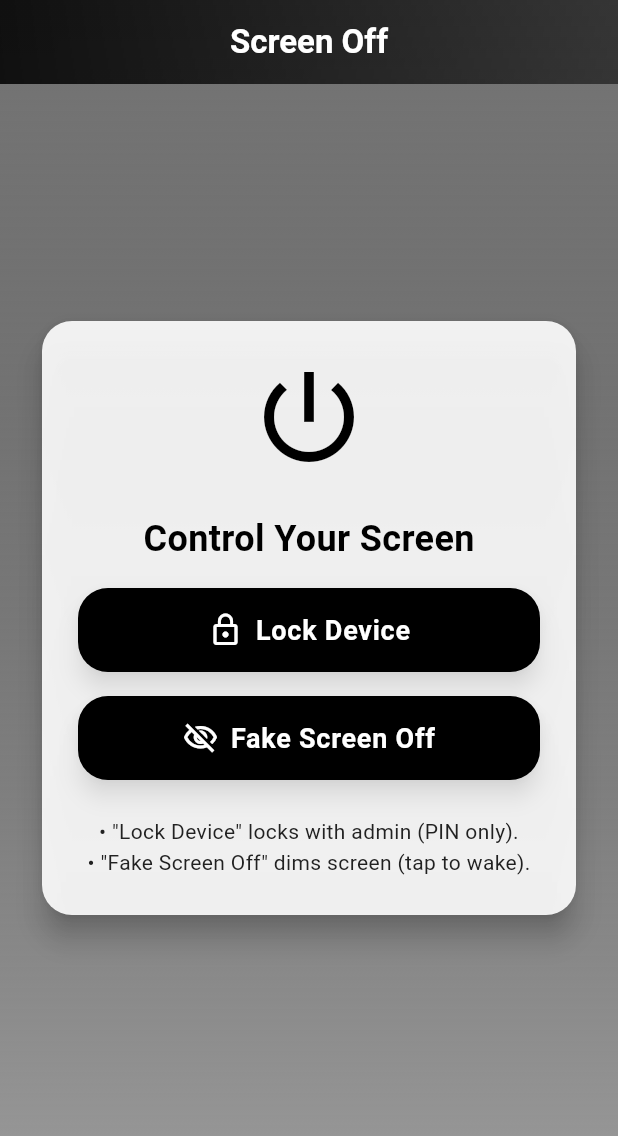
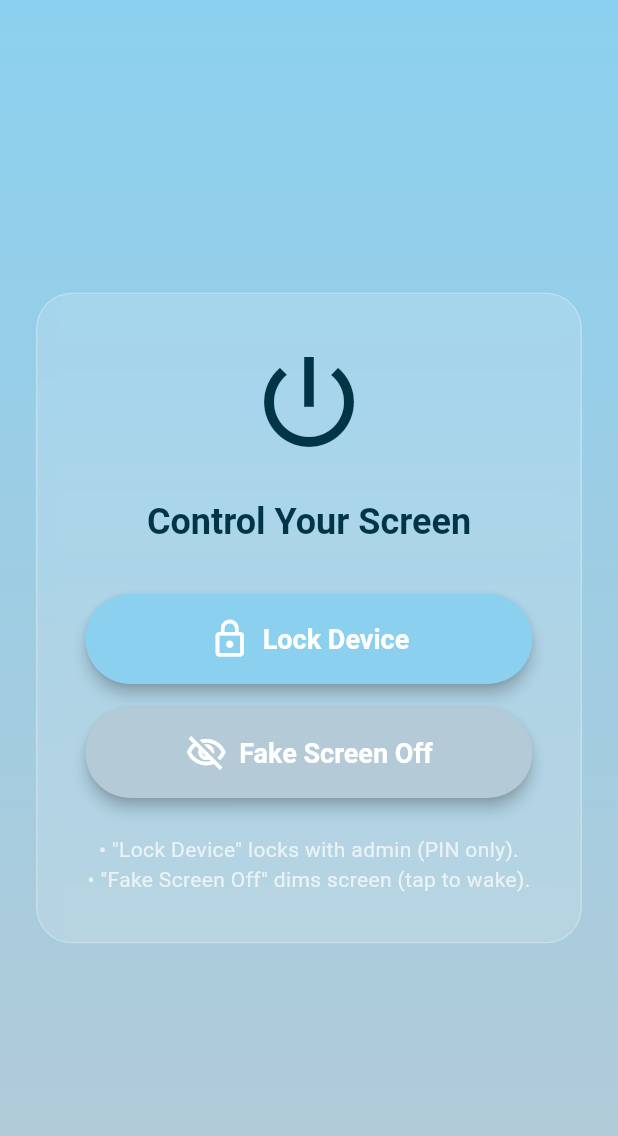
Before and after one commit to harichselvamc/flutter-screen-off-app, a Flutter app: the screen it shows after launch, on a phone screen of 412 x 824 dp. Shown: the top 1136 px of the screen. Run offline on Flutter 3.47's test engine with Material 3 defaults, Android fonts, the phone set to English and light mode, and no system bars; our stand-ins replace google_fonts.

Commit message:
ui update

```diff
--- a/lib/main.dart
+++ b/lib/main.dart
@@ -1,5 +1,8 @@
+import 'dart:ui';
+
 import 'package:flutter/material.dart';
 import 'package:flutter/services.dart';
+import 'package:google_fonts/google_fonts.dart'; // add google_fonts to pubspec.yaml
 
 void main() {
   runApp(const ScreenOffApp());
@@ -14,35 +17,21 @@ class ScreenOffApp extends StatelessWidget {
       title: 'Screen Off App',
       debugShowCheckedModeBanner: false,
       theme: ThemeData(
-        primaryColor: Colors.black,
-        scaffoldBackgroundColor: Colors.transparent,
-        appBarTheme: const AppBarTheme(
-          backgroundColor: Colors.transparent,
-          elevation: 0,
-          titleTextStyle: TextStyle(
-            fontSize: 22,
-            fontWeight: FontWeight.bold,
-            color: Colors.white,
+        useMaterial3: true,
+        colorScheme: ColorScheme.fromSeed(
+          seedColor: Colors.blueGrey,
+          brightness: Brightness.dark,
         ),
-          iconTheme: IconThemeData(color: Colors.white),
-        ),
-        textTheme: const TextTheme(
-          bodyMedium: TextStyle(color: Colors.white, fontSize: 16),
-        ),
+        textTheme: GoogleFonts.robotoTextTheme(ThemeData.dark().textTheme),
+        scaffoldBackgroundColor: Colors.black,
         elevatedButtonTheme: ElevatedButtonThemeData(
           style: ElevatedButton.styleFrom(
-            backgroundColor: Colors.black,
-            foregroundColor: Colors.white,
-            elevation: 6,
-            shadowColor: Colors.black45,
-            shape: RoundedRectangleBorder(
-              borderRadius: BorderRadius.circular(20),
-            ),
-            padding: const EdgeInsets.symmetric(horizontal: 24, vertical: 16),
+            shape: const StadiumBorder(),
+            elevation: 4,
+            padding: const EdgeInsets.symmetric(vertical: 16, horizontal: 32),
             textStyle: const TextStyle(
               fontSize: 18,
               fontWeight: FontWeight.w600,
-              letterSpacing: 0.5,
             ),
           ),
         ),
@@ -61,31 +50,43 @@ class HomePage extends StatefulWidget {
 
 class _HomePageState extends State<HomePage> with TickerProviderStateMixin {
   static const platform = MethodChannel('screen_off_channel');
-  late AnimationController _buttonAnimationController;
-  late Animation<double> _buttonScaleAnimation;
+
+  // Separate controllers so buttons can animate independently
+  late final AnimationController _lockController;
+  late final AnimationController _fakeController;
+  late final Animation<double> _lockScale;
+  late final Animation<double> _fakeScale;
 
   @override
   void initState() {
     super.initState();
-    _buttonAnimationController = AnimationController(
-      duration: const Duration(milliseconds: 200),
+    _lockController = AnimationController(
       vsync: this,
+      duration: const Duration(milliseconds: 100),
+      lowerBound: 0.95,
+      upperBound: 1.0,
+      value: 1.0,
     );
-    _buttonScaleAnimation = Tween<double>(begin: 1.0, end: 0.95).animate(
-      CurvedAnimation(
-        parent: _buttonAnimationController,
-        curve: Curves.easeInOut,
-      ),
+    _fakeController = AnimationController(
+      vsync: this,
+      duration: const Duration(milliseconds: 100),
+      lowerBound: 0.95,
+      upperBound: 1.0,
+      value: 1.0,
     );
+    _lockScale = _lockController;
+    _fakeScale = _fakeController;
   }
 
   @override
   void dispose() {
-    _buttonAnimationController.dispose();
+    _lockController.dispose();
+    _fakeController.dispose();
     super.dispose();
   }
 
   Future<void> _turnScreenOff() async {
+    HapticFeedback.lightImpact();
     try {
       await platform.invokeMethod('turnOffScreen');
     } on PlatformException catch (e) {
@@ -94,6 +95,7 @@ class _HomePageState extends State<HomePage> with TickerProviderStateMixin {
   }
 
   Future<void> _simulateScreenOff() async {
+    HapticFeedback.lightImpact();
     try {
       await platform.invokeMethod('simulateScreenOff');
     } on PlatformException catch (e) {
@@ -101,106 +103,106 @@ class _HomePageState extends State<HomePage> with TickerProviderStateMixin {
     }
   }
 
+  Widget _buildButton({
+    required AnimationController controller,
+    required Animation<double> scale,
+    required IconData icon,
+    required String label,
+    required VoidCallback onPressed,
+    required Color color,
+  }) {
+    return ScaleTransition(
+      scale: scale,
+      child: ElevatedButton.icon(
+        style: ElevatedButton.styleFrom(
+          backgroundColor: color,
+          foregroundColor: Colors.white,
+          minimumSize: const Size.fromHeight(56),
+        ),
+        icon: Icon(icon, size: 28),
+        label: Text(label),
+        onPressed: () {
+          controller.reverse().then((_) {
+            controller.forward();
+            onPressed();
+          });
+        },
+        onLongPress: () => controller.reverse().then((_) => controller.forward()),
+      ),
+    );
+  }
+
   @override
   Widget build(BuildContext context) {
+    final scheme = Theme.of(context).colorScheme;
     return Scaffold(
       extendBodyBehindAppBar: true,
-      appBar: AppBar(
-        title: const Text('Screen Off'),
-        centerTitle: true,
-        flexibleSpace: Container(
-          decoration: const BoxDecoration(
+      body: Stack(
+        children: [
+          // Gradient background
+          Container(
+            decoration: BoxDecoration(
               gradient: LinearGradient(
-              colors: [Colors.black87, Colors.black54],
-              begin: Alignment.topLeft,
-              end: Alignment.bottomRight,
-            ),
-          ),
-        ),
-      ),
-      body: Container(
-        decoration: const BoxDecoration(
-          gradient: LinearGradient(
-            colors: [Colors.black54, Colors.grey],
+                colors: [scheme.primary, scheme.secondary],
                 begin: Alignment.topCenter,
                 end: Alignment.bottomCenter,
               ),
             ),
+          ),
+          // SafeArea + centered card
+          SafeArea(
             child: Center(
-          child: SingleChildScrollView(
+              child: Padding(
                 padding: const EdgeInsets.symmetric(horizontal: 24, vertical: 40),
-            child: Card(
-              elevation: 8,
-              shape: RoundedRectangleBorder(
-                borderRadius: BorderRadius.circular(20),
+                child: ClipRRect(
+                  borderRadius: BorderRadius.circular(24),
+                  child: BackdropFilter(
+                    filter: ImageFilter.blur(sigmaX: 15, sigmaY: 15),
+                    child: Container(
+                      decoration: BoxDecoration(
+                        color: Colors.white.withOpacity(0.15),
+                        borderRadius: BorderRadius.circular(24),
+                        border: Border.all(color: Colors.white.withOpacity(0.25)),
                       ),
-              color: Colors.white.withOpacity(0.9),
-              child: Padding(
-                padding: const EdgeInsets.all(24),
+                      padding: const EdgeInsets.all(32),
                       child: Column(
                         mainAxisSize: MainAxisSize.min,
                         children: [
-                    const Icon(
-                      Icons.power_settings_new,
-                      size: 80,
-                      color: Colors.black,
-                    ),
+                          Icon(Icons.power_settings_new, size: 80, color: scheme.onPrimary),
                           const SizedBox(height: 24),
-                    const Text(
+                          Text(
                             'Control Your Screen',
-                      style: TextStyle(
-                        fontSize: 24,
+                            style: Theme.of(context).textTheme.headlineSmall?.copyWith(
+                                  color: scheme.onPrimary,
                                   fontWeight: FontWeight.bold,
-                        color: Colors.black,
                                 ),
                           ),
-                    const SizedBox(height: 16),
-                    ScaleTransition(
-                      scale: _buttonScaleAnimation,
-                      child: ElevatedButton.icon(
-                        onPressed: () {
-                          _buttonAnimationController.forward().then((_) {
-                            _buttonAnimationController.reverse();
-                            _turnScreenOff();
-                          });
-                        },
-                        icon: const Icon(Icons.lock_outline, size: 24),
-                        label: const Text('Lock Device'),
-                        style: ElevatedButton.styleFrom(
-                          minimumSize: const Size(double.infinity, 56),
-                          backgroundColor: Colors.black,
-                          foregroundColor: Colors.white,
-                        ),
-                      ),
+                          const SizedBox(height: 32),
+                          _buildButton(
+                            controller: _lockController,
+                            scale: _lockScale,
+                            icon: Icons.lock_outline,
+                            label: 'Lock Device',
+                            onPressed: _turnScreenOff,
+                            color: scheme.primary,
                           ),
                           const SizedBox(height: 16),
-                    ScaleTransition(
-                      scale: _buttonScaleAnimation,
-                      child: ElevatedButton.icon(
-                        onPressed: () {
-                          _buttonAnimationController.forward().then((_) {
-                            _buttonAnimationController.reverse();
-                            _simulateScreenOff();
-                          });
-                        },
-                        icon: const Icon(Icons.visibility_off_outlined, size: 24),
-                        label: const Text('Fake Screen Off'),
-                        style: ElevatedButton.styleFrom(
-                          minimumSize: const Size(double.infinity, 56),
-                          backgroundColor: Colors.black,
-                          foregroundColor: Colors.white,
-                        ),
-                      ),
+                          _buildButton(
+                            controller: _fakeController,
+                            scale: _fakeScale,
+                            icon: Icons.visibility_off_outlined,
+                            label: 'Fake Screen Off',
+                            onPressed: _simulateScreenOff,
+                            color: scheme.secondary,
                           ),
                           const SizedBox(height: 24),
                           Text(
                             '• "Lock Device" locks with admin (PIN only).\n'
                             '• "Fake Screen Off" dims screen (tap to wake).',
                             textAlign: TextAlign.center,
-                      style: TextStyle(
-                        fontSize: 14,
-                        color: Colors.grey[900],
-                        height: 1.5,
+                            style: Theme.of(context).textTheme.bodyMedium?.copyWith(
+                                  color: Colors.white70,
+                                  height: 1.4,
                                 ),
                           ),
                         ],
@@ -210,6 +212,9 @@ class _HomePageState extends State<HomePage> with TickerProviderStateMixin {
                 ),
               ),
             ),
+          ),
+        ],
+      ),
     );
   }
 }
--- a/pubspec.yaml
+++ b/pubspec.yaml
@@ -34,6 +34,7 @@ dependencies:
   # The following adds the Cupertino Icons font to your application.
   # Use with the CupertinoIcons class for iOS style icons.
   cupertino_icons: ^1.0.8
+  google_fonts: ^6.2.1
 
 dev_dependencies:
   flutter_test:
```
Also changed, not shown: pubspec.lock, 1 other file. Lines whose indentation alone changed are shown as unchanged.
